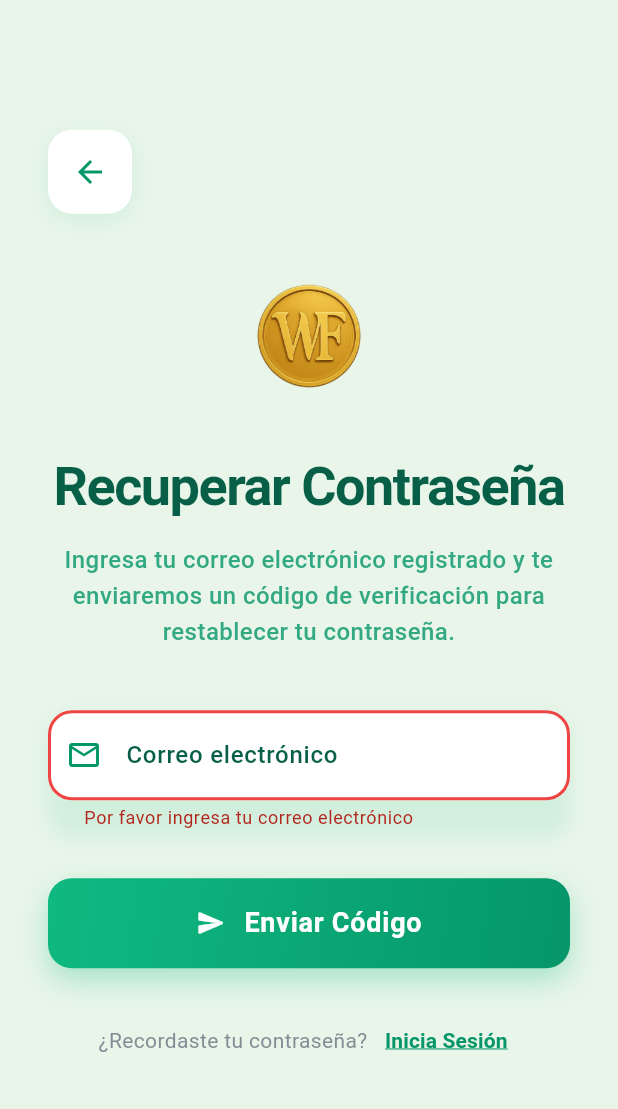
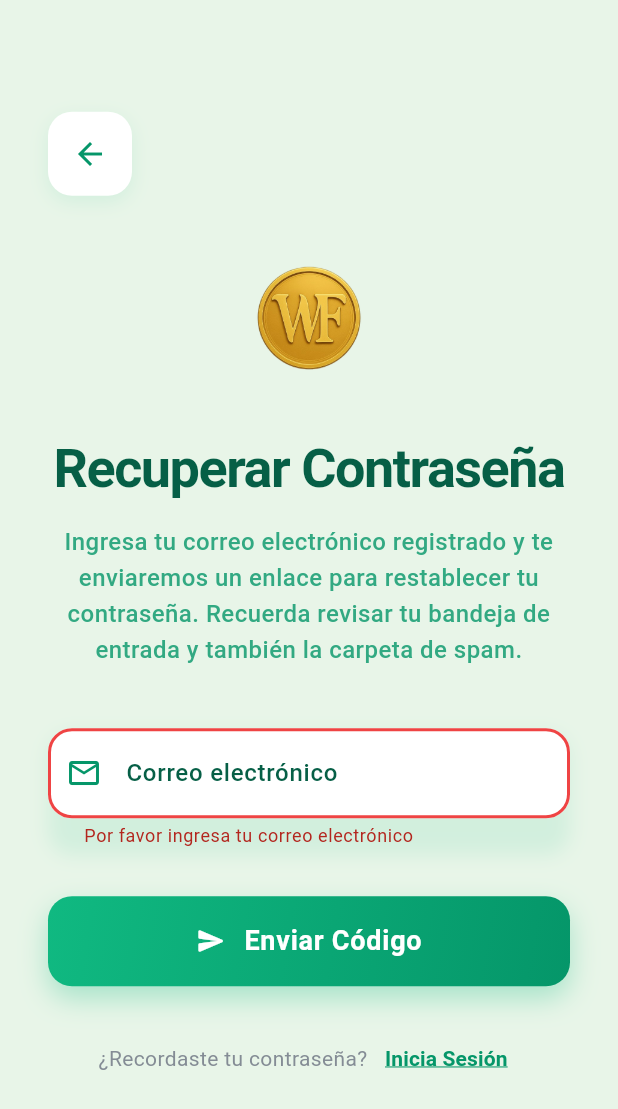
Before and after one commit to DaniielJr10/Wallet-Flow-app-movil, a Flutter app: the RecuperarScreen screen opened directly, after a tap on "Enviar Código", on a phone screen of 412 x 824 dp. Shown: the top 1109 px of the screen. Run offline on Flutter 3.47's test engine with Material 3 defaults, Android fonts, the phone set to English and light mode, and no system bars; our stand-ins replace cloud_firestore, firebase_auth, firebase_core; accounts and stored records are empty; Roboto replaces fonts that are missing (SF Pro Text).

Commit message:
se mejoran los mensajes de error en el servicio de autenticación y se actualiza la pantalla de recuperación de contraseña para mayor claridad

```diff
--- a/lib/login/recuperar.dart
+++ b/lib/login/recuperar.dart
@@ -62,17 +62,18 @@ class _RecuperarScreenState extends State<RecuperarScreen> {
 
       if (mounted) {
         if (error == null) {
-          // Éxito - email enviado
+          // Éxito - mostrar mensaje simple
           _showSnackBar(
-            'Email de recuperación enviado a ${_emailController.text}',
+            'Email de recuperación enviado. Revisa tu bandeja de entrada y spam.',
             const Color(0xFF10B981)
           );
 
-          // Mostrar instrucciones adicionales
-          _showSnackBar(
-            'Revisa tu bandeja de entrada y sigue las instrucciones',
-            const Color(0xFF059669)
-          );
+          // Regresar al login después de un momento
+          Future.delayed(const Duration(seconds: 2), () {
+            if (mounted) {
+              Navigator.of(context).pop();
+            }
+          });
         } else {
           // Error en envío
           _showSnackBar(error, const Color(0xFFEF4444));
@@ -279,8 +280,8 @@ class _RecuperarScreenState extends State<RecuperarScreen> {
         ),
         const SizedBox(height: 12),
         Text(
-          'Ingresa tu correo electrónico registrado y te enviaremos un código de verificación para restablecer tu contraseña.',
-          style: TextStyle(
+              'Ingresa tu correo electrónico registrado y te enviaremos un enlace para restablecer tu contraseña. Recuerda revisar tu bandeja de entrada y también la carpeta de spam.',
+              style: TextStyle(
             fontSize: 16,
             color: const Color(0xFF059669).withOpacity(0.8), // Verde medio
             fontWeight: FontWeight.w500,
```
Also changed, not shown: lib/firebase/autenticacion_servicio.dart (+21 -7 lines), firebase.json (added), 1 other file.
